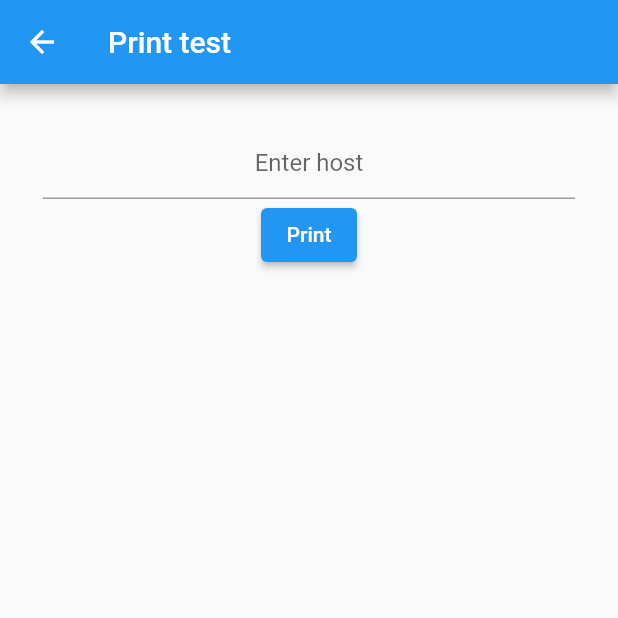
After one commit to xWampa/h_manage, a Flutter app: the SeventhPage screen opened by its route, after a tap on "Print", on a phone screen of 412 x 824 dp, the top half of it. The commit adds this screen. Run offline on Flutter 3.47's test engine with Material 2 defaults, Android fonts, the phone set to English and light mode, and no system bars; our stand-ins replace google_fonts; missing offline and left inert: escpos.

Commit message:
Starting with ticket printing

```diff
--- a/lib/pages/pages.dart
+++ b/lib/pages/pages.dart
@@ -4,3 +4,4 @@ export 'third_page.dart';
 export 'fourth_page.dart';
 export 'fifth_page.dart';
 export 'sixth_page.dart';
+export 'seventh_page.dart';
--- /dev/null
+++ b/lib/pages/seventh_page.dart
@@ -0,0 +1,85 @@
+import 'dart:async';
+
+import 'package:flutter/material.dart';
+import 'package:escpos/escpos.dart';
+
+class SeventhPage extends StatefulWidget {
+  const SeventhPage({Key? key, required this.title}) : super(key: key);
+
+  final String title;
+
+  @override
+  _SeventhPageState createState() {
+    return _SeventhPageState();
+  }
+}
+
+class _SeventhPageState extends State<SeventhPage> {
+  final TextEditingController _controllerHost = TextEditingController();
+
+  PrinterNetworkManager _printerManager = PrinterNetworkManager();
+
+  void initPrinter(String host) {
+    _printerManager.selectPrinter(
+        host, port: 9100, timeout: Duration(seconds: 5));
+  }
+
+  Future<void> _printNow() async {
+    final profile = await CapabilityProfile.load();
+    const PaperSize paper = PaperSize.mm80;
+    Ticket ticket = Ticket(paper, profile);
+    ticket.text('testing');
+    ticket.feed(2);
+    ticket.cut();
+
+    final PosPrintResult result = await _printerManager.printTicket(ticket);
+    print('Print result: ${result.msg}');
+  }
+
+  @override
+  Widget build(BuildContext context) {
+    return Scaffold(
+      appBar: AppBar(
+        title: const Text('Print test '),
+      ),
+      body: Container(
+        alignment: Alignment.center,
+        padding: const EdgeInsets.all(8.0),
+        margin: EdgeInsets.symmetric(
+          horizontal: MediaQuery
+              .of(context)
+              .size
+              .width / 20,
+          vertical: MediaQuery
+              .of(context)
+              .size
+              .width / 20,
+        ),
+        child: buildColumn(),
+      ),
+    );
+  }
+
+  Column buildColumn() {
+    return Column(
+      //mainAxisAlignment: MainAxisAlignment.spaceEvenly,
+      mainAxisSize: MainAxisSize.max,
+      children: <Widget>[
+        TextField(
+          textAlign: TextAlign.center,
+          textCapitalization: TextCapitalization.sentences,
+          controller: _controllerHost,
+          decoration: const InputDecoration(hintText: 'Enter host'),
+        ),
+        ElevatedButton(
+          onPressed: () {
+            print(_controllerHost.text);
+            initPrinter(_controllerHost.text);
+            _printNow();
+          },
+          child: const Text('Print'),
+        ),
+      ],
+    );
+  }
+}
--- a/lib/route_generator.dart
+++ b/lib/route_generator.dart
@@ -50,6 +50,12 @@ class RouteGenerator {
         }
         return _errorRoute();
 
+      case '/seventh':
+        return MaterialPageRoute(
+            builder: (_) => SeventhPage(
+              title: "comemeloswebosCuarta",
+            ));
+
       default:
         // If there is no such named route in the switch statement, eg /third
         return _errorRoute();
--- a/pubspec.yaml
+++ b/pubspec.yaml
@@ -32,6 +32,7 @@ dependencies:
   math_expressions: ^2.1.1
   http: ^0.13.3
   badges: ^2.0.1
+  escpos: ^5.0.2
 
 dev_dependencies:
   flutter_test:
```
Also changed, not shown: lib/pages/fifth_page.dart (+29 -0 lines), lib/pages/first_page.dart (+7 -2 lines), pubspec.lock.
